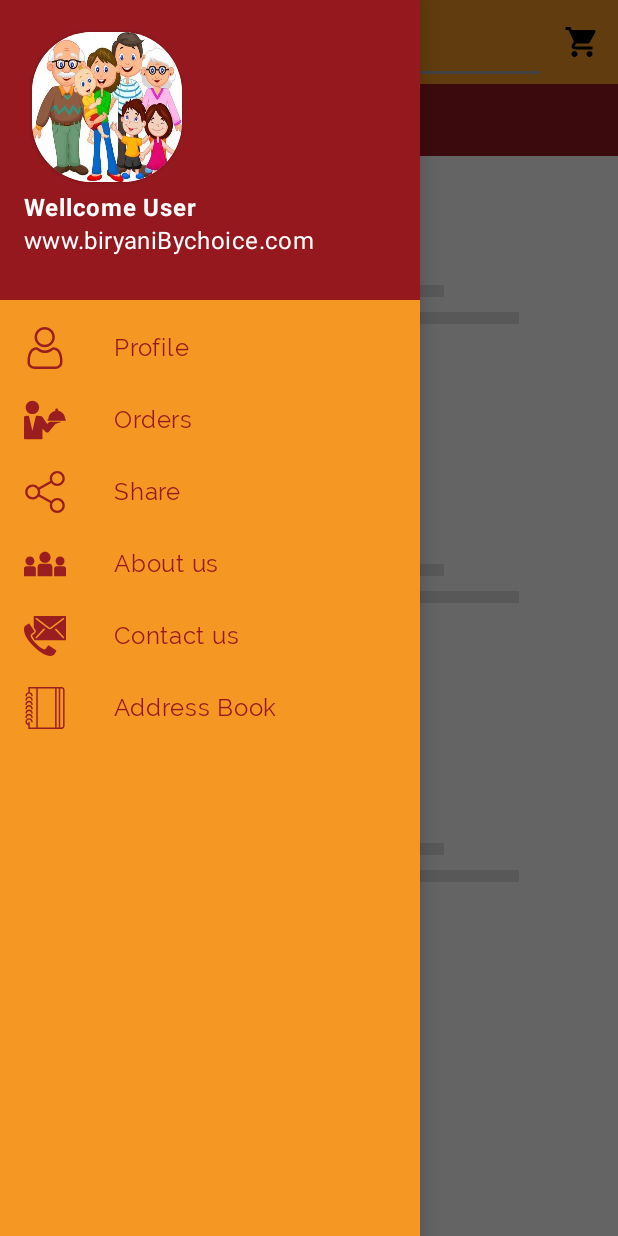
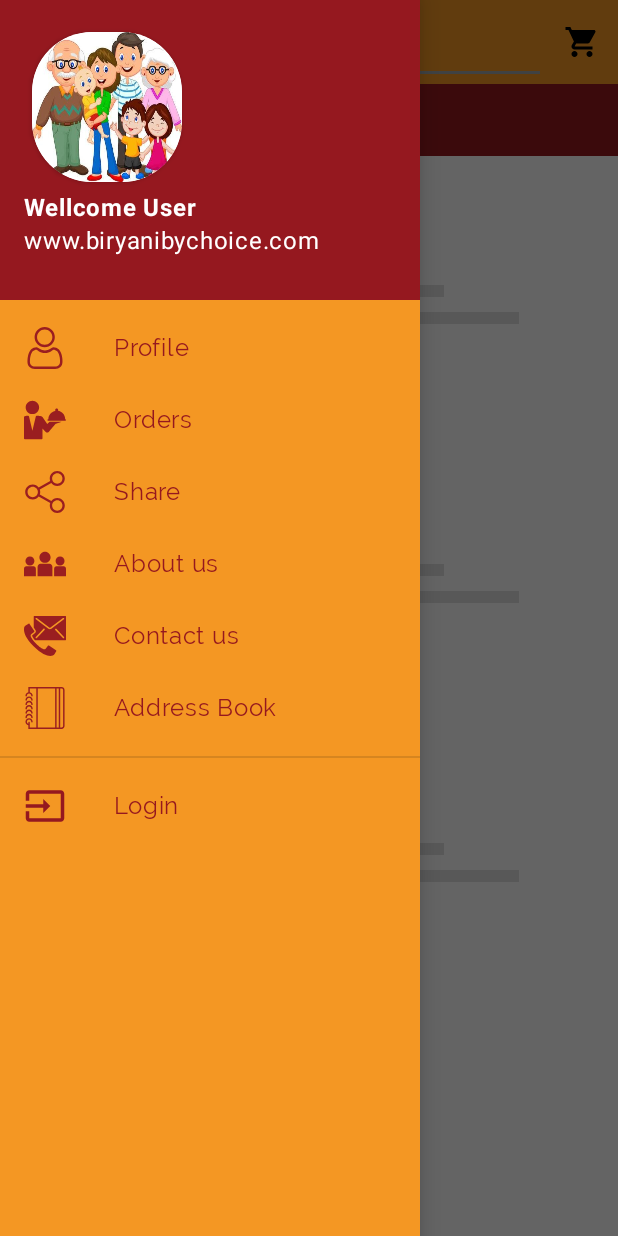
Before and after one commit to sharmakaran460/BiryaniBychoice, an Android app: the screen it shows after launch (MainActivity), with the side drawer open, on a phone screen of 412 x 824 dp. Run offline under Robolectric (Android 15) with nearby library versions, the phone set to English and light mode, and no system bars; our stand-ins replace Shimmer, Volley; network calls fail.

Commit message:
login page updated

```diff
--- /dev/null
+++ b/app/src/main/res/drawable/ic_input_black_24dp.xml
@@ -0,0 +1,9 @@
+<vector xmlns:android="http://schemas.android.com/apk/res/android"
+        android:width="24dp"
+        android:height="24dp"
+        android:viewportWidth="24.0"
+        android:viewportHeight="24.0">
+    <path
+        android:fillColor="#FF000000"
+        android:pathData="M21,3.01H3c-1.1,0 -2,0.9 -2,2V9h2V4.99h18v14.03H3V15H1v4.01c0,1.1 0.9,1.98 2,1.98h18c1.1,0 2,-0.88 2,-1.98v-14c0,-1.11 -0.9,-2 -2,-2zM11,16l4,-4 -4,-4v3H1v2h10v3z"/>
+</vector>
--- a/app/src/main/res/layout/header.xml
+++ b/app/src/main/res/layout/header.xml
@@ -35,15 +35,10 @@
 
         />
     <TextView
-        style="@style/TextAppearance.MaterialComponents.Body2"
         android:layout_width="wrap_content"
         android:layout_height="wrap_content"
-        android:text="www.biryaniBychoice.com"
-        android:id="@+id/desc"
-        android:layout_below="@+id/header_title"
-        android:textSize="16sp"
-        android:textColor="@android:color/white"/>
-
-
+        android:text="www.biryanibychoice.com"
+        android:textColor="@android:color/white"
+        style="@style/TextAppearance.MaterialComponents.Body1"/>
 
 </LinearLayout>
--- a/app/src/main/res/menu/drawermenu.xml
+++ b/app/src/main/res/menu/drawermenu.xml
@@ -15,4 +15,5 @@
     <item android:id="@+id/contact" android:title="Contact us" android:icon="@drawable/ic_contact"/>
     <item android:id="@+id/address_book" android:title="Address Book" android:icon="@drawable/ic_notebook"/>
 </group>
+    <item android:id="@+id/loginbtn" android:title="Login"  android:icon="@drawable/ic_input_black_24dp"/>
 </menu>
```
Also changed, not shown: app/src/main/java/com/example/test/MainActivity.java (+6 -1 lines), app/src/main/res/layout/activity_login.xml (+4 -10 lines).
